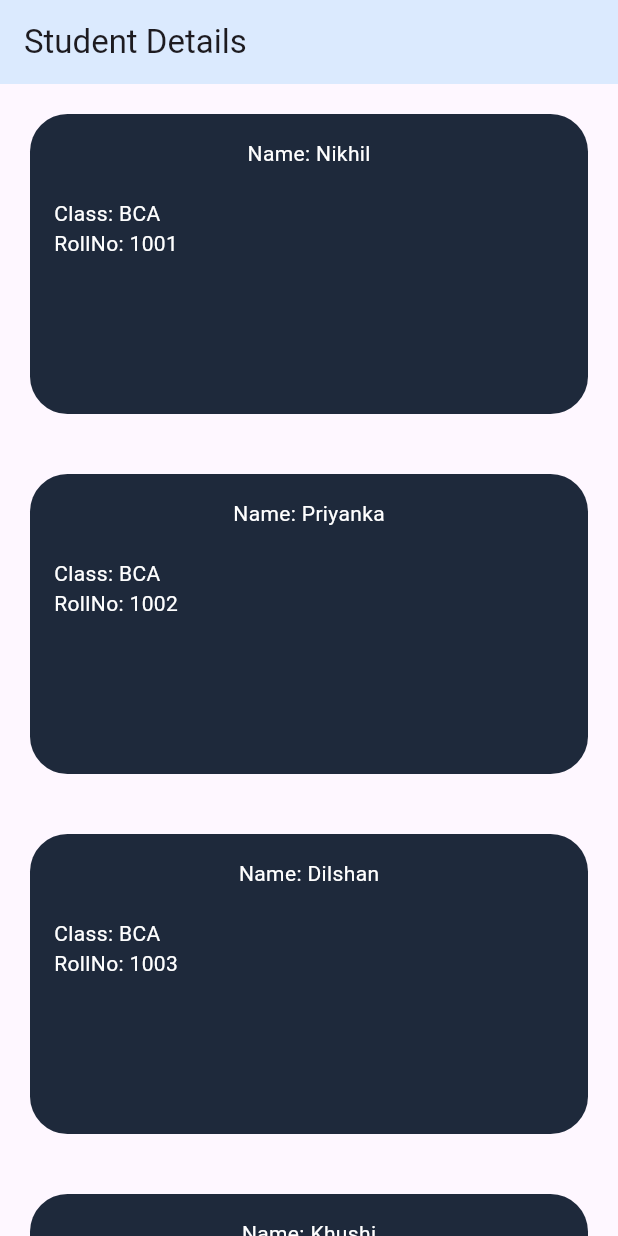
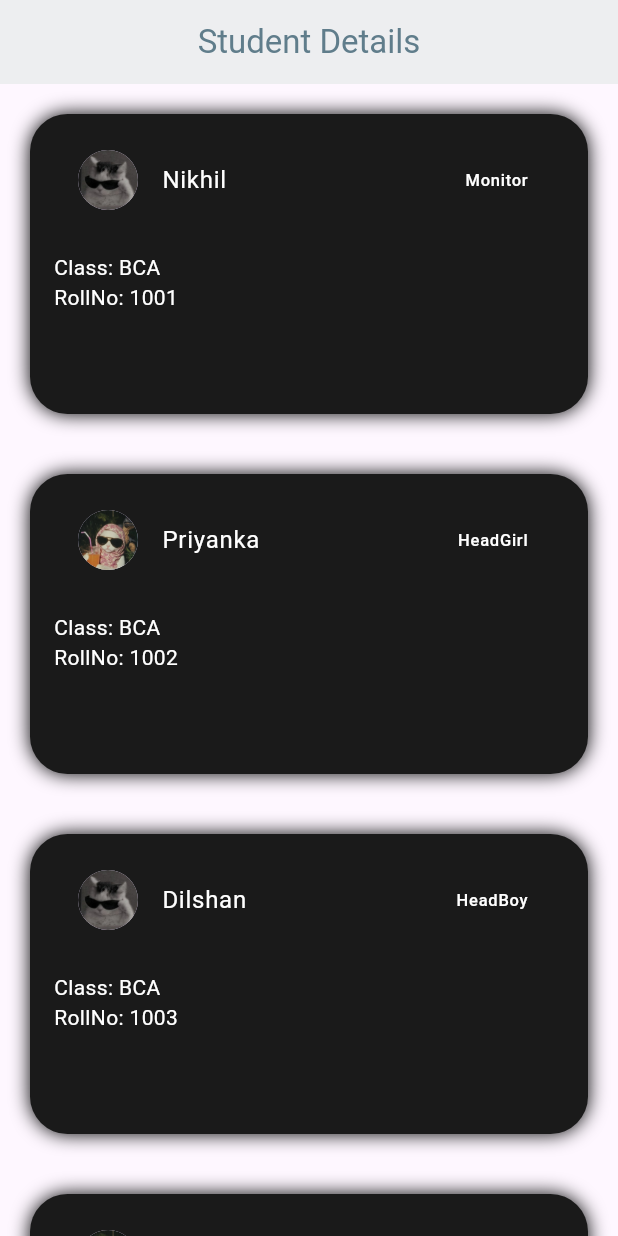
Before and after one commit to nikhilbishnoi007/Flutter-Practice, a Flutter app: the screen it shows after launch, on a phone screen of 412 x 824 dp. Run offline on Flutter 3.47's test engine with Material 3 defaults, Android fonts, the phone set to English and light mode, and no system bars.

Commit message:
use LisTIle widgest to add avatr and role of the student

```diff
--- a/first_app/lib/main.dart
+++ b/first_app/lib/main.dart
@@ -13,7 +13,12 @@ class MyApp extends StatelessWidget {
       title: 'Student Managment',
       debugShowCheckedModeBanner: false,
       theme: ThemeData(
-        colorScheme: ColorScheme.fromSeed(seedColor: const Color(0xFF1F0D42)),
+        // scaffoldBackgroundColor: const Color(0xFF0D0D0D),
+        colorScheme: ColorScheme.fromSeed(
+          seedColor: const Color(0xFF1F0D42),
+          // brightness: Brightness.dark,
+        ),
+        useMaterial3: true,
       ),
       home: const HomeScreen(title: 'Student Details'),
     );
@@ -33,14 +38,14 @@ class _HomeScreen extends State<HomeScreen> {
   @override
   Widget build(BuildContext context) {
     var names = [
-      {"name": "nikhil", "class": "BCA", "RollNo": 1001},
-      {"name": "priyanka", "class": "BCA", "RollNo": 1002},
-      {"name": "dilshan", "class": "BCA", "RollNo": 1003},
-      {"name": "khushi", "class": "BCA", "RollNo": 1004},
-      {"name": "vikash", "class": "BCA", "RollNo": 1005},
-      {"name": "hacker", "class": "BCA", "RollNo": 1006},
-      {"name": "kaif", "class": "BCA", "RollNo": 1008},
-      {"name": "ankit", "class": "BCA", "RollNo": 1009},
+      {"name": "nikhil", "class": "BCA", "RollNo": 1001, "Role": "Monitor","avatar":"assets/images/boyavatar.jpg"},
+      {"name": "priyanka", "class": "BCA", "RollNo": 1002, "Role": "HeadGirl","avatar":"assets/images/girlavatar.jpg"},
+      {"name": "dilshan", "class": "BCA", "RollNo": 1003, "Role": "HeadBoy","avatar":"assets/images/boyavatar.jpg"},
+      {"name": "khushi", "class": "BCA", "RollNo": 1004, "Role": "Student","avatar":"assets/images/girlavatar.jpg"},
+      {"name": "vikash", "class": "BCA", "RollNo": 1005, "Role": "Student","avatar":"assets/images/boyavatar.jpg"},
+      {"name": "hacker", "class": "BCA", "RollNo": 1006, "Role": "Student","avatar":"assets/images/boyavatar.jpg"},
+      {"name": "kaif", "class": "BCA", "RollNo": 1008, "Role": "Student","avatar":"assets/images/boyavatar.jpg"},
+      {"name": "ankit", "class": "BCA", "RollNo": 1009, "Role": "Student","avatar":"assets/images/boyavatar.jpg"},
     ];
     String capitalize(String text) {
       if (text.isEmpty) return text;
@@ -49,9 +54,11 @@ class _HomeScreen extends State<HomeScreen> {
 
     return Scaffold(
       appBar: AppBar(
-        backgroundColor: const Color(0xFFDBEAFE),
+        backgroundColor: const Color.fromARGB(255, 237, 238, 240),
 
-        title: Text(widget.title),
+        title: Center(
+          child: Text(widget.title, style: TextStyle(color: Colors.blueGrey)),
+        ),
       ),
       body: ListView.builder(
         itemBuilder: (context, index) {
@@ -61,21 +68,26 @@ class _HomeScreen extends State<HomeScreen> {
             width: 100,
             height: 200,
             decoration: BoxDecoration(
-              color: const Color(0xFF1E293B),
+              color: const Color(0xFF1A1A1A),
               borderRadius: BorderRadius.circular(25),
+              boxShadow: [BoxShadow(blurRadius: 10)],
             ),
             child: SingleChildScrollView(
               child: Column(
                 crossAxisAlignment: CrossAxisAlignment.start,
                 children: [
-                  Row(
-                    mainAxisAlignment: MainAxisAlignment.center,
-                    children: [
-                      Text(
-                        "Name: ${capitalize(names[index]["name"] as String)}",
-                        style: TextStyle(color: Colors.white),
-                      ),
-                    ],
+                  ListTile(
+                    leading: CircleAvatar(
+                      backgroundImage: AssetImage(names[index]["avatar"] as String),
+                    ),
+                    title: Text(
+                      capitalize(names[index]["name"] as String),
+                      style: TextStyle(color: Colors.white),
+                    ),
+                    trailing: Text(
+                      capitalize(names[index]["Role"] as String),
+                      style: TextStyle(color: Colors.white),
+                    ),
                   ),
                   Container(
                     margin: EdgeInsets.only(top: 20),
```
